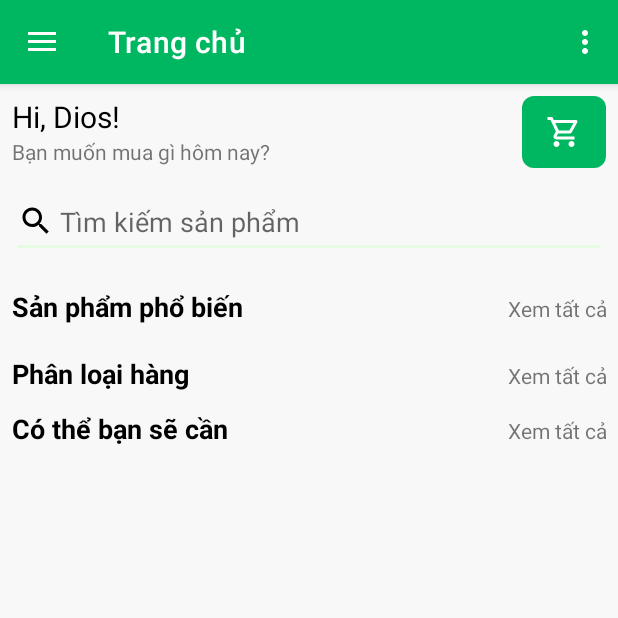
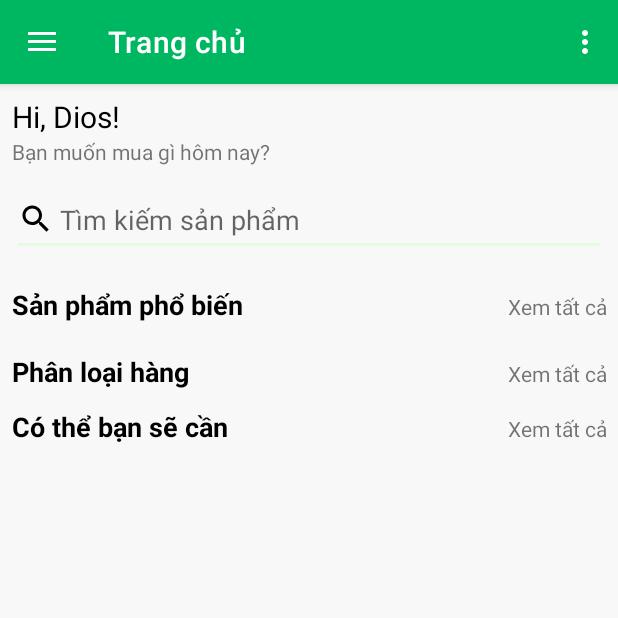
Before and after one commit to diosvo/LTDD_TH109-C91A_VoThiMyNhung, an Android app: the screen it shows after launch once a user with an empty profile is signed in (HomeActivity), on a phone screen of 412 x 824 dp, the top half of it. Run offline under Robolectric (Android 15) with nearby library versions, the light colour scheme and no system bars; our stand-ins replace Firebase (no records; nobody signed in at launch, a user with empty details on screens opened directly), navigation-ui.

Commit message:
- Remove Cart button in header - Add type_name instead of group - Remove description in Product Item

```diff
--- a/app/src/main/res/layout/fragment_home.xml
+++ b/app/src/main/res/layout/fragment_home.xml
@@ -14,11 +14,6 @@
 
         <!-- Hello -->
         <LinearLayout
-            android:layout_width="match_parent"
-            android:layout_height="wrap_content"
-            android:orientation="horizontal">
-
-            <LinearLayout
             android:layout_width="wrap_content"
             android:layout_height="wrap_content"
             android:orientation="vertical">
@@ -34,22 +29,6 @@
                 android:layout_width="match_parent"
                 android:layout_height="wrap_content"
                 android:text="Bạn muốn mua gì hôm nay?" />
-            </LinearLayout>
-
-            <LinearLayout
-                android:layout_width="match_parent"
-                android:layout_height="wrap_content"
-                android:gravity="end"
-                android:orientation="horizontal">
-
-                <Button
-                    android:id="@+id/nav_cart"
-                    android:layout_width="56dp"
-                    android:layout_height="48dp"
-                    android:background="@drawable/button_bg"
-                    android:drawableRight="@drawable/ic_cart"
-                    tools:ignore="SpeakableTextPresentCheck" />
-            </LinearLayout>
         </LinearLayout>
 
         <!-- Search Box -->
```
Also changed, not shown: app/src/main/java/com/dv/grocery/adapters/PopularAdapters.java (+3 -5 lines), app/src/main/java/com/dv/grocery/models/PopularProductModel.java (+11 -1 lines), app/src/main/res/layout/popular_products.xml (+12 -11 lines). Lines whose indentation alone changed are shown as unchanged.
